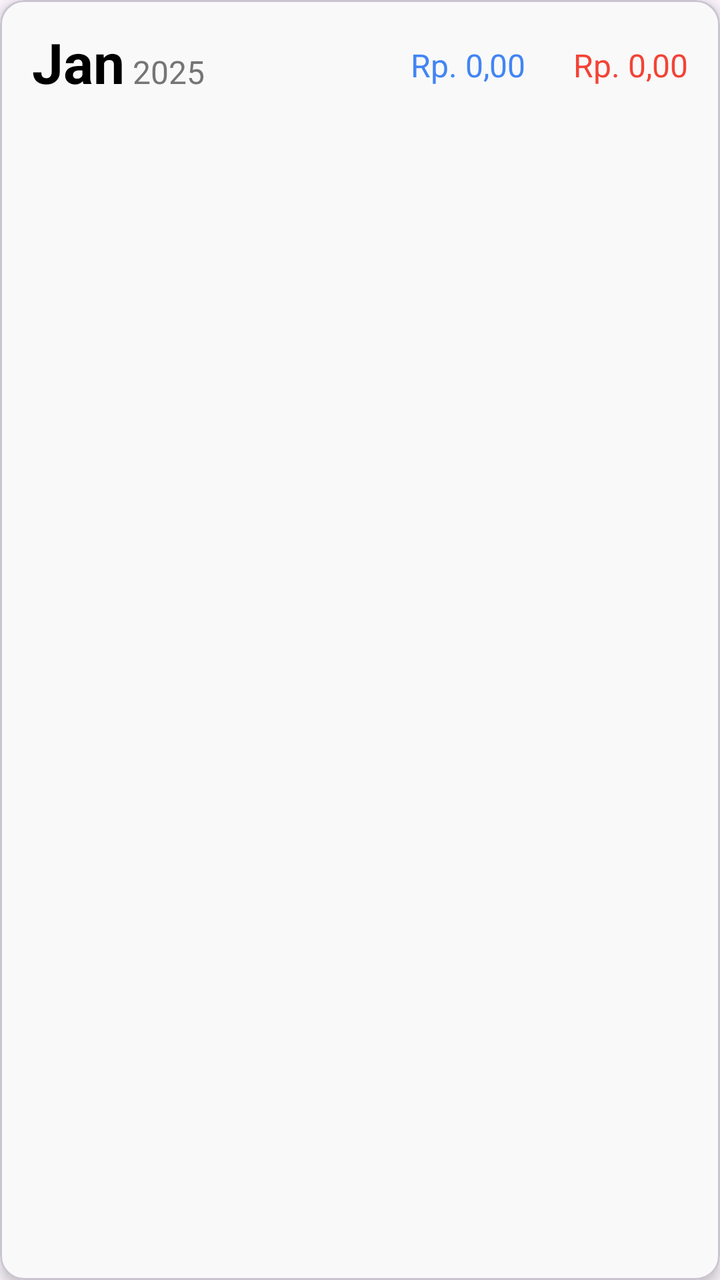
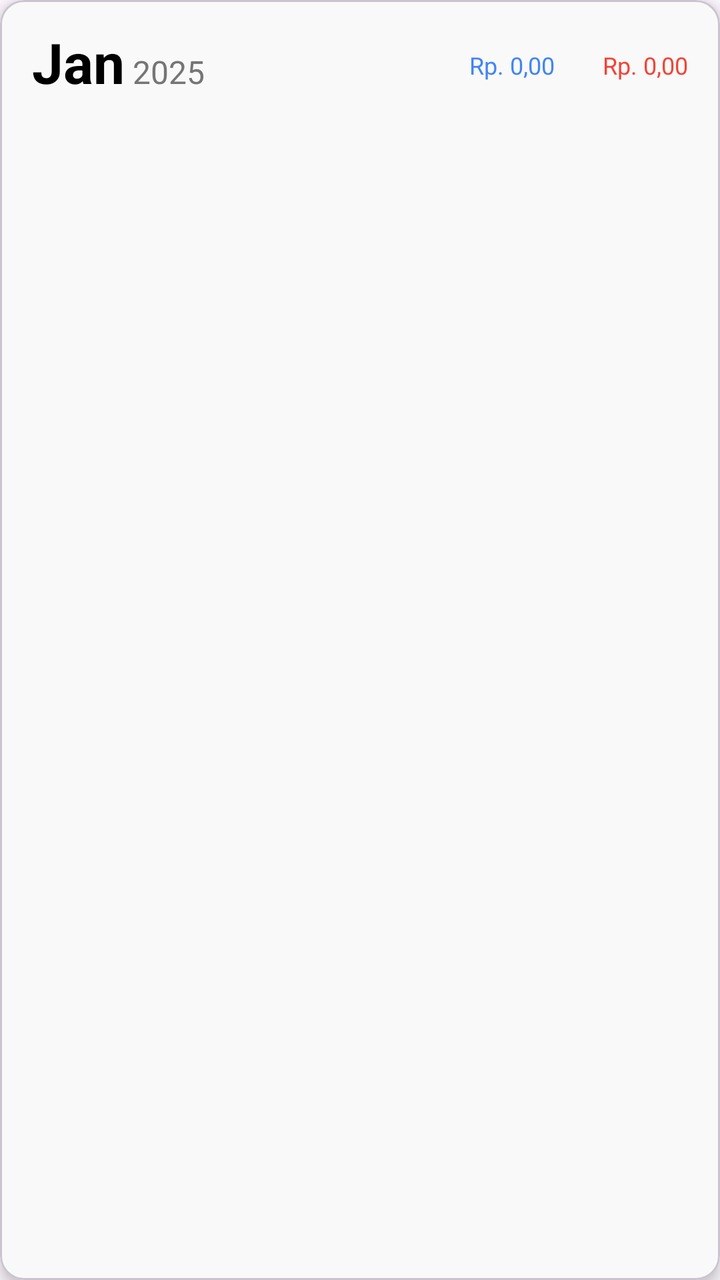

An Android layout rendered at two revisions. The XML below is the earlier revision; the diff shows what the commit changed to produce the second picture.
<!-- AndroidManifest.xml: application theme Theme.Fintrack -->
<!-- res/layout/item_transaksi_bulanan.xml -->
<?xml version="1.0" encoding="utf-8"?>
<com.google.android.material.card.MaterialCardView xmlns:android="http://schemas.android.com/apk/res/android"
    xmlns:app="http://schemas.android.com/apk/res-auto"
    android:id="@+id/month_card"
    android:layout_width="match_parent"
    android:layout_height="wrap_content"
    android:layout_margin="8dp"
    app:cardBackgroundColor="#F9F9F9"
    app:cardCornerRadius="12dp"
    app:cardElevation="4dp">

    <androidx.constraintlayout.widget.ConstraintLayout
        android:layout_width="match_parent"
        android:layout_height="wrap_content"
        android:padding="16dp">

        <TextView
            android:id="@+id/tv_month"
            android:layout_width="wrap_content"
            android:layout_height="wrap_content"
            android:includeFontPadding="false"
            android:lineSpacingExtra="0dp"
            android:text="Jan"
            android:textColor="#000000"
            android:textSize="28sp"
            android:textStyle="bold"
            app:layout_constraintBottom_toBottomOf="parent"
            app:layout_constraintStart_toStartOf="parent"
            app:layout_constraintTop_toTopOf="parent" />

        <TextView
            android:id="@+id/tv_year"
            android:layout_width="wrap_content"
            android:layout_height="wrap_content"
            android:layout_marginStart="4dp"
            android:includeFontPadding="false"
            android:text="2025"
            android:textColor="#757575"
            android:textSize="16sp"
            app:layout_constraintBaseline_toBaselineOf="@id/tv_month"
            app:layout_constraintStart_toEndOf="@id/tv_month" />

        <TextView
            android:id="@+id/tv_income"
            android:layout_width="wrap_content"
            android:layout_height="wrap_content"
            android:layout_marginEnd="24dp"
            android:text="Rp. 0,00"
            android:textColor="#4285F4"
            android:textSize="16sp"
            app:layout_constraintBottom_toBottomOf="parent"
            app:layout_constraintEnd_toStartOf="@id/tv_expense"
            app:layout_constraintTop_toTopOf="parent" />

        <TextView
            android:id="@+id/tv_expense"
            android:layout_width="wrap_content"
            android:layout_height="wrap_content"
            android:text="Rp. 0,00"
            android:textColor="#F44336"
            android:textSize="16sp"
            app:layout_constraintBottom_toBottomOf="parent"
            app:layout_constraintEnd_toEndOf="parent"
            app:layout_constraintTop_toTopOf="parent" />


    </androidx.constraintlayout.widget.ConstraintLayout>

    <TableLayout
        android:id="@+id/table_detail_bulanan"
        android:layout_width="match_parent"
        android:layout_height="wrap_content"
        android:layout_marginTop="8dp"
        android:background="@color/darkerWhite"
        android:stretchColumns="*"
        android:visibility="gone">


        
        <TableRow>

            <TextView
                android:layout_width="0dp"
                android:layout_height="wrap_content"
                android:layout_weight="1"
                android:padding="6dp"
                android:text="Tanggal"
                android:textColor="@color/black"
                android:textStyle="bold" />

            <TextView
                android:layout_width="0dp"
                android:layout_height="wrap_content"
                android:layout_weight="1"
                android:padding="6dp"
                android:text="Masuk"
                android:textColor="@color/black"
                android:textStyle="bold" />

            <TextView
                android:layout_width="0dp"
                android:layout_height="wrap_content"
                android:layout_weight="1"
                android:padding="6dp"
                android:text="Keluar"
                android:textColor="@color/black"
                android:textStyle="bold" />
        </TableRow>

        
        <TableRow>

            <TextView
                android:layout_width="0dp"
                android:layout_height="wrap_content"
                android:layout_weight="1"
                android:padding="6dp"
                android:text="1" />

            <TextView
                android:layout_width="0dp"
                android:layout_height="wrap_content"
                android:layout_weight="1"
                android:padding="6dp"
                android:text="Rp. 1.000.000.000.000" />

            <TextView
                android:layout_width="0dp"
                android:layout_height="wrap_content"
                android:layout_weight="1"
                android:padding="6dp"
                android:text="Rp. 200.000.000" />
        </TableRow>
    </TableLayout>
</com.google.android.material.card.MaterialCardView>
<!-- resources referenced by this layout -->
<resources>
  <color name="black">#FF000000</color>
  <color name="darkerWhite">#BCBCBC</color>
  <style name="Theme.Fintrack" parent="Base.Theme.Fintrack" />
  <style name="Base.Theme.Fintrack" parent="Theme.Material3.DayNight.NoActionBar">
          
          
          <item name="fontFamily">@font/poppins_regular</item>
      </style>
</resources>

<!-- the commit's change to res/layout/item_transaksi_bulanan.xml (unified diff, before → after) -->
@@ -47,7 +47,7 @@
             android:layout_marginEnd="24dp"
             android:text="Rp. 0,00"
             android:textColor="#4285F4"
-            android:textSize="16sp"
+            android:textSize="12sp"
             app:layout_constraintBottom_toBottomOf="parent"
             app:layout_constraintEnd_toStartOf="@id/tv_expense"
             app:layout_constraintTop_toTopOf="parent" />
@@ -58,7 +58,7 @@
             android:layout_height="wrap_content"
             android:text="Rp. 0,00"
             android:textColor="#F44336"
-            android:textSize="16sp"
+            android:textSize="12sp"
             app:layout_constraintBottom_toBottomOf="parent"
             app:layout_constraintEnd_toEndOf="parent"
             app:layout_constraintTop_toTopOf="parent" />
